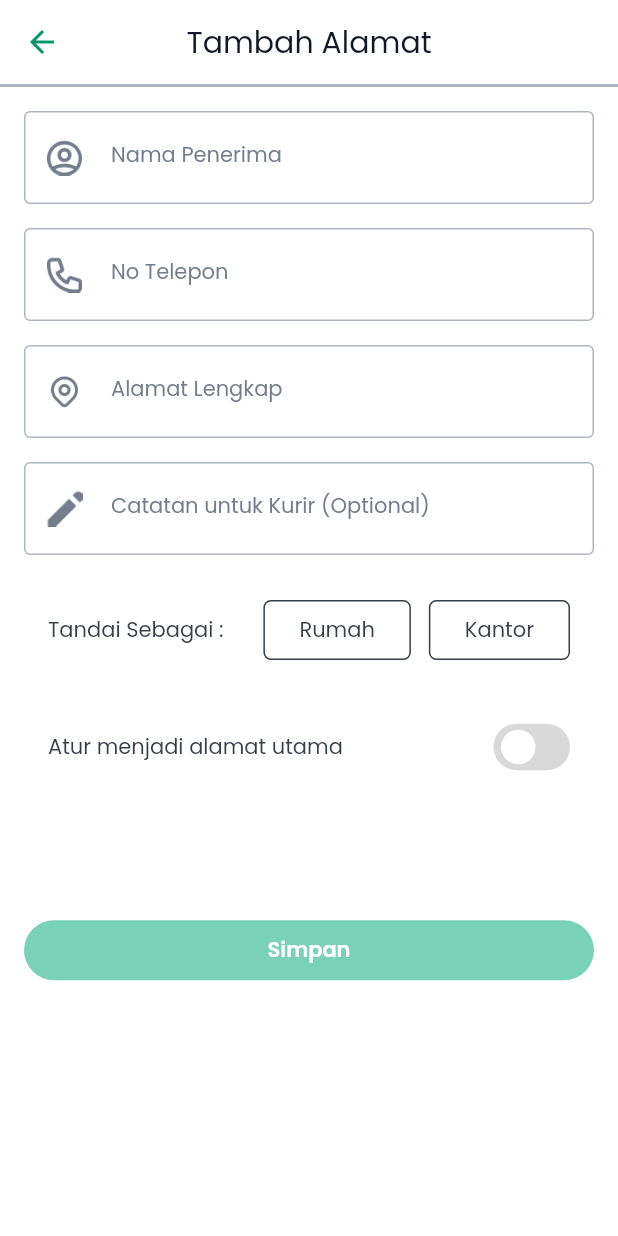
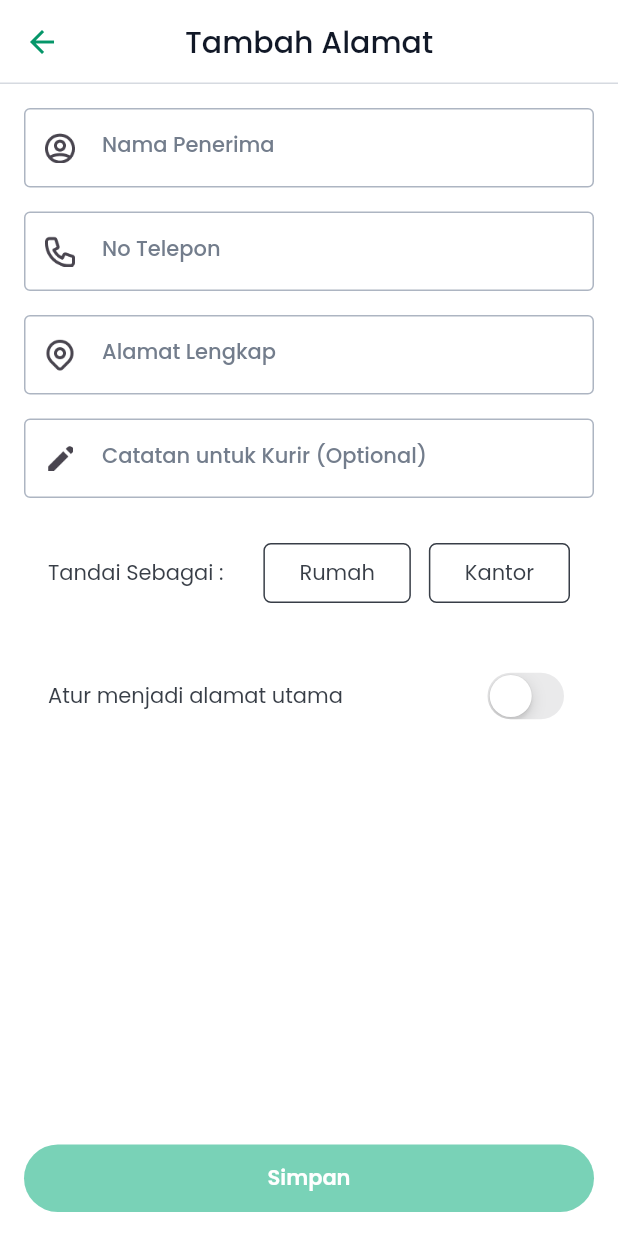
Before and after one commit to Ecowave-Alterra/ecowave-flutter, a Flutter app: the AddressAddPage screen opened directly, on a phone screen of 412 x 824 dp. Run offline on Flutter 3.47's test engine with Material 2 defaults, Android fonts, the phone set to English and light mode, and no system bars; drawn by our look-alikes of flutter_switch; our stand-ins replace another_flushbar, carousel_slider, equatable, file_picker, flutter_bloc, flutter_countdown_timer and 4 more; network calls fail.

Commit message:
update logic ui add address page

```diff
--- a/lib/features/address/view/pages/add_adress_page.dart
+++ b/lib/features/address/view/pages/add_adress_page.dart
@@ -1,10 +1,7 @@
-import 'package:ecowave/features/address/view/pages/address_page.dart';
-import 'package:ecowave/features/address/view/widget/form_field_widget.dart';
+import 'package:ecowave/core.dart';
+import 'package:ecowave/features/address/view/widget/place_button_widget.dart';
+import 'package:flutter/cupertino.dart';
 import 'package:flutter/material.dart';
-import 'package:flutter_switch/flutter_switch.dart';
-
-import '../../../../core.dart';
-import '../widget/place_button_widget.dart';
 
 class AddressAddPage extends StatefulWidget {
   const AddressAddPage({super.key});
@@ -14,69 +11,121 @@ class AddressAddPage extends StatefulWidget {
 }
 
 class _AddressAddPageState extends State<AddressAddPage> {
-  final GlobalKey _formKey = GlobalKey<FormState>();
-  bool status = false;
-  int value = 0;
-  int _index = 0;
+  final GlobalKey<FormState> formKey = GlobalKey<FormState>();
   final TextEditingController nameController = TextEditingController();
-  final TextEditingController telpController = TextEditingController();
+  final TextEditingController phoneController = TextEditingController();
   final TextEditingController addressController = TextEditingController();
-  final TextEditingController notesController = TextEditingController();
+  final TextEditingController noteController = TextEditingController();
+  final ValueNotifier<bool> isExist = ValueNotifier<bool>(false);
+
+  bool isSwitched = false;
+  int currentIndexMark = 0;
+
+  @override
+  void dispose() {
+    nameController.clear();
+    phoneController.clear();
+    addressController.clear();
+    noteController.clear();
+    super.dispose();
+  }
+
   @override
   Widget build(BuildContext context) {
-    return Scaffold(
+    return WillPopScope(
+      onWillPop: () async {
+        showConfirmation(
+          title: "Keluar Halaman?",
+          message: "Perubahan tidak tersimpan. Yakin ingin buang perubahan?",
+          nameButtonConfirmation: "Keluar",
+          nameButtonUnConfirmation: "Batal",
+          colorButtonConfirmation: AppColors.error500,
+          pressNavConfirmation: () {
+            context.pop();
+            context.pop();
+          },
+          context: context,
+        );
+        return false;
+      },
+      child: Scaffold(
         appBar: AppBar(
-        title: const Text(
-          'Tambah Alamat',
-          style: TextStyle(
-            fontSize: 20,
-            fontWeight: AppFontWeight.regular,
-            color: AppColors.black,
+          title: const Text('Tambah Alamat'),
         ),
-        ),
-        backgroundColor: AppColors.white,
-        elevation: 0.0,
-        bottom: PreferredSize(
-          preferredSize: const Size.fromHeight(2.0),
-          child: Container(
-            color: AppColors.grey300,
-            height: 2.0,
-          ),
-        ),
-      ),
-      body: SingleChildScrollView(
-        child: Form(
-          key: _formKey,
-          child: Padding(
+        body: Form(
+          key: formKey,
+          child: ListView(
             padding: const EdgeInsets.all(16.0),
-            child: Column(
             children: [
-                FormFieldAddress(
-                  nameController: nameController,
-                  icon: AppIcons.name,
+              EcoFormInput(
+                controller: nameController,
+                icon: const ImageIcon(AppIcons.name),
                 label: 'Nama Penerima',
+                hint: 'Nama Penerima',
                 keyboardType: TextInputType.name,
+                floatingLabelBehavior: FloatingLabelBehavior.auto,
+                onChanged: (value) {
+                  if (value.isNotEmpty &&
+                      phoneController.text.isNotEmpty &&
+                      addressController.text.isNotEmpty) {
+                    isExist.value = true;
+                  } else {
+                    isExist.value = false;
+                  }
+                },
               ),
               16.0.height,
-                FormFieldAddress(
-                  nameController: telpController,
-                  icon: AppIcons.numberPhone,
+              EcoFormInput(
+                controller: phoneController,
+                icon: const ImageIcon(AppIcons.numberPhone),
                 label: 'No Telepon',
+                hint: 'No Telepon',
                 keyboardType: TextInputType.phone,
+                floatingLabelBehavior: FloatingLabelBehavior.auto,
+                onChanged: (value) {
+                  if (value.isNotEmpty &&
+                      nameController.text.isNotEmpty &&
+                      addressController.text.isNotEmpty) {
+                    isExist.value = true;
+                  } else {
+                    isExist.value = false;
+                  }
+                },
+                validator: (value) {
+                  if (value!.length > 13) {
+                    return "Nomor telepon tidak boleh lebih dari 13 digit";
+                  } else if (value.isNotValidPhoneNumber()) {
+                    return "Nomor telepon tidak valid";
+                  } else {
+                    return null;
+                  }
+                },
               ),
               16.0.height,
-                FormFieldAddress(
-                  nameController: addressController,
-                  icon: AppIcons.alamat,
+              EcoFormInput(
+                controller: addressController,
+                icon: const ImageIcon(AppIcons.alamat),
                 label: 'Alamat Lengkap',
+                hint: 'Alamat Lengkap',
                 keyboardType: TextInputType.streetAddress,
+                floatingLabelBehavior: FloatingLabelBehavior.auto,
+                onChanged: (value) {
+                  if (value.isNotEmpty &&
+                      phoneController.text.isNotEmpty &&
+                      nameController.text.isNotEmpty) {
+                    isExist.value = true;
+                  } else {
+                    isExist.value = false;
+                  }
+                },
               ),
               16.0.height,
-                FormFieldAddress(
-                  nameController: notesController,
-                  icon: AppIcons.catatan,
+              EcoFormInput(
+                controller: noteController,
+                icon: const ImageIcon(AppIcons.catatan),
                 label: 'Catatan untuk Kurir (Optional)',
-                  keyboardType: TextInputType.none,
+                hint: 'Catatan untuk Kurir (Optional)',
+                floatingLabelBehavior: FloatingLabelBehavior.auto,
               ),
               26.0.height,
               Padding(
@@ -92,24 +141,30 @@ class _AddressAddPageState extends State<AddressAddPage> {
                             color: AppColors.grey700,
                           ),
                         ),
-                          Row(
+                        StatefulBuilder(
+                          builder: (context, changeState) => Row(
                             children: [
                               MyRadioListTile<int>(
                                 value: 1,
-                                groupValue: _index,
-                                onChanged: (index) =>
-                                    setState(() => _index = index!),
+                                groupValue: currentIndexMark,
+                                onChanged: (index) {
+                                  currentIndexMark = index!;
+                                  changeState(() {});
+                                },
                                 leading: 'Rumah',
                               ),
                               12.0.width,
                               MyRadioListTile<int>(
                                 value: 2,
-                                groupValue: _index,
-                                onChanged: (index) =>
-                                    setState(() => _index = index!),
+                                groupValue: currentIndexMark,
+                                onChanged: (index) {
+                                  currentIndexMark = index!;
+                                  changeState(() {});
+                                },
                                 leading: 'Kantor',
                               ),
                             ],
+                          ),
                         ),
                       ],
                     ),
@@ -125,34 +180,41 @@ class _AddressAddPageState extends State<AddressAddPage> {
                             color: AppColors.grey700,
                           ),
                         ),
-                          FlutterSwitch(
-                            width: 51,
-                            height: 31,
+                        StatefulBuilder(
+                          builder: (context, changeState) => CupertinoSwitch(
                             activeColor: AppColors.primary500,
-                            inactiveColor: const Color(0xffD9D9D9),
-                            value: status,
-                            onToggle: (value) {
-                              setState(() {
-                                status = value;
-                              });
+                            value: isSwitched,
+                            onChanged: (value) {
+                              isSwitched = value;
+                              changeState(() {});
                             },
+                          ),
                         ),
                       ],
                     )
                   ],
                 ),
               ),
-                100.0.height,
-                EcoFormButton(
-                  label: 'Simpan',
-                  backgroundColor: AppColors.primary300,
-                  onPressed: () {
-                    setState(() {
-                      context.push(const AddressPage());
-                    });
-                  },
+            ],
           ),
-              ],
+        ),
+        floatingActionButtonLocation: FloatingActionButtonLocation.centerDocked,
+        floatingActionButton: Padding(
+          padding: const EdgeInsets.all(AppSizes.primary),
+          child: ValueListenableBuilder<bool>(
+            valueListenable: isExist,
+            builder: (context, value, _) => EcoFormButton(
+              height: 45.0,
+              label: "Simpan",
+              onPressed: value
+                  ? () {
+                      if (formKey.currentState!.validate()) {
+                        context.pop();
+                        "Yey! Kamu berhasil menambahkan alamat"
+                            .succeedBar(context);
+                      }
+                    }
+                  : null,
             ),
           ),
         ),
--- a/lib/features/address/view/pages/address_page.dart
+++ b/lib/features/address/view/pages/address_page.dart
@@ -16,7 +16,7 @@ class AddressPage extends StatelessWidget {
         title: const Text('Alamat Saya'),
         actions: [
           IconButton(
-            onPressed: () => context.pop(const AddressAddPage()),
+            onPressed: () => context.push(const AddressAddPage()),
             icon: const ImageIcon(
               AppIcons.add,
               size: 14.0,
--- a/lib/features/address/view/widget/form_field_widget.dart
+++ /dev/null
@@ -1,62 +0,0 @@
-import 'package:flutter/material.dart';
-
-import '../../../../core.dart';
-
-class FormFieldAddress extends StatelessWidget {
-  const FormFieldAddress({
-    super.key,
-    required this.nameController,
-    required this.icon,
-    required this.label,
-    required this.keyboardType,
-  });
-
-  final TextEditingController nameController;
-  final AssetImage icon;
-  final String label;
-  final TextInputType keyboardType;
-
-  @override
-  Widget build(BuildContext context) {
-    return TextFormField(
-      controller: nameController,
-      decoration: InputDecoration(
-        enabledBorder: OutlineInputBorder(
-          borderRadius: BorderRadius.circular(4),
-          borderSide: const BorderSide(color: AppColors.grey300),
-        ),
-        focusedBorder: OutlineInputBorder(
-          borderRadius: BorderRadius.circular(4),
-          borderSide: const BorderSide(color: AppColors.grey300),
-        ),
-        errorBorder: OutlineInputBorder(
-          borderRadius: BorderRadius.circular(4),
-          borderSide: const BorderSide(color: AppColors.error500),
-        ),
-        prefixIconConstraints: const BoxConstraints(
-          minHeight: 18,
-          minWidth: 18,
-        ),
-        prefixIcon: Padding(
-          padding: const EdgeInsets.symmetric(horizontal: 15, vertical: 19),
-          child: ImageIcon(
-            icon,
-            color: AppColors.grey500,
-          ),
-        ),
-        labelText: label,
-        labelStyle: const TextStyle(
-          fontSize: 14,
-          fontWeight: AppFontWeight.regular,
-          color: AppColors.grey500,
-        ),
-      ),
-      style: const TextStyle(
-        fontSize: 14,
-        fontWeight: AppFontWeight.regular,
-        color: AppColors.black,
-      ),
-      keyboardType: keyboardType,
-    );
-  }
-}
--- a/pubspec.yaml
+++ b/pubspec.yaml
@@ -21,7 +21,6 @@ dependencies:
   carousel_slider: ^4.2.1
   flutter_countdown_timer: ^4.1.0
   flutter_rating_bar: ^4.0.1
-  flutter_switch: ^0.3.2
   file_picker: ^5.3.1
   dio: ^5.1.2
   equatable: ^2.0.5
```
Also changed, not shown: pubspec.lock. Lines whose indentation alone changed are shown as unchanged.
